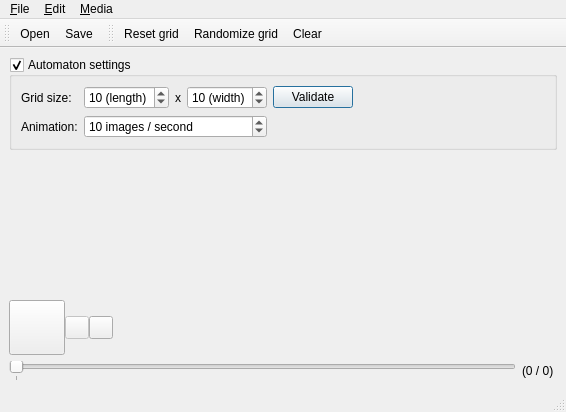
Old version of the form src/qtui/MainWindow.ui in the repository remileduc/QMaton.
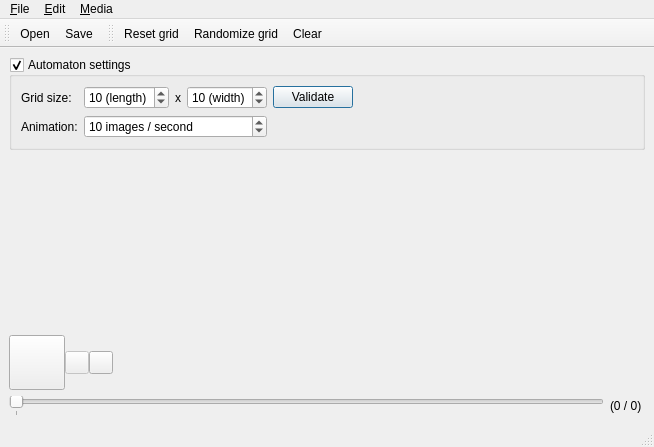
New version of the form. Icons and pictures are not drawn. Custom widgets are drawn as their Qt base class.

Patch:
```diff
--- a/src/qtui/MainWindow.ui
+++ b/src/qtui/MainWindow.ui
@@ -6,8 +6,8 @@
    <rect>
     <x>0</x>
     <y>0</y>
-    <width>566</width>
-    <height>412</height>
+    <width>654</width>
+    <height>447</height>
    </rect>
   </property>
   <property name="windowTitle">
@@ -252,8 +252,8 @@
     <rect>
      <x>0</x>
      <y>0</y>
-     <width>566</width>
-     <height>26</height>
+     <width>654</width>
+     <height>38</height>
     </rect>
    </property>
    <widget class="QMenu" name="menu_File">
```
Left out of the diff: 16 changed lines with no effect on the pictures.
